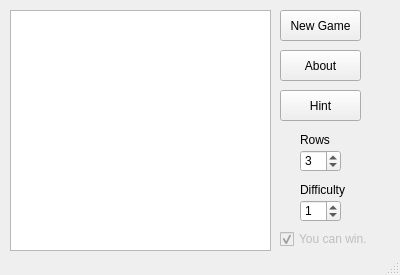
Before: the Qt Designer form src/mainwindow.ui in neduard/nimgame-atestat, drawn with Qt 5.
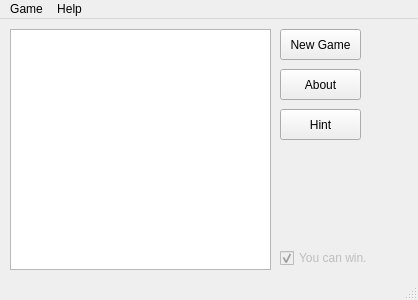
After: the same form once the commit is applied.

Commit message: Fixed winning bug, couple of fixes on the new game dialog

```diff
--- a/src/mainwindow.ui
+++ b/src/mainwindow.ui
@@ -6,28 +6,10 @@
    <rect>
     <x>0</x>
     <y>0</y>
-    <width>400</width>
-    <height>275</height>
+    <width>418</width>
+    <height>300</height>
    </rect>
   </property>
-  <property name="sizePolicy">
-   <sizepolicy hsizetype="Preferred" vsizetype="Preferred">
-    <horstretch>0</horstretch>
-    <verstretch>0</verstretch>
-   </sizepolicy>
-  </property>
-  <property name="minimumSize">
-   <size>
-    <width>400</width>
-    <height>275</height>
-   </size>
-  </property>
-  <property name="maximumSize">
-   <size>
-    <width>400</width>
-    <height>275</height>
-   </size>
-  </property>
   <property name="windowTitle">
    <string>MainWindow</string>
   </property>
@@ -116,25 +98,6 @@
      <bool>true</bool>
     </property>
    </widget>
-   <widget class="QSpinBox" name="rowsSpnBx">
-    <property name="geometry">
-     <rect>
-      <x>300</x>
-      <y>150</y>
-      <width>41</width>
-      <height>22</height>
-     </rect>
-    </property>
-    <property name="minimum">
-     <number>2</number>
-    </property>
-    <property name="maximum">
-     <number>8</number>
-    </property>
-    <property name="value">
-     <number>3</number>
-    </property>
-   </widget>
    <widget class="QPushButton" name="aboutBtn">
     <property name="geometry">
      <rect>
@@ -148,53 +111,48 @@
      <string>About</string>
     </property>
    </widget>
-   <widget class="QSpinBox" name="diffSpnBx">
-    <property name="geometry">
-     <rect>
-      <x>300</x>
-      <y>200</y>
-      <width>41</width>
-      <height>22</height>
-     </rect>
-    </property>
-    <property name="minimum">
-     <number>0</number>
-    </property>
-    <property name="maximum">
-     <number>5</number>
-    </property>
-    <property name="value">
-     <number>1</number>
-    </property>
-   </widget>
-   <widget class="QLabel" name="label">
-    <property name="geometry">
-     <rect>
-      <x>300</x>
-      <y>130</y>
-      <width>31</width>
-      <height>20</height>
-     </rect>
-    </property>
-    <property name="text">
-     <string>Rows</string>
-    </property>
-   </widget>
-   <widget class="QLabel" name="label_2">
-    <property name="geometry">
-     <rect>
-      <x>300</x>
-      <y>180</y>
-      <width>52</width>
-      <height>20</height>
-     </rect>
-    </property>
-    <property name="text">
-     <string>Difficulty</string>
-    </property>
-   </widget>
   </widget>
   <widget class="QStatusBar" name="statusbar"/>
+  <widget class="QMenuBar" name="menuBar">
+   <property name="geometry">
+    <rect>
+     <x>0</x>
+     <y>0</y>
+     <width>418</width>
+     <height>23</height>
+    </rect>
+   </property>
+   <widget class="QMenu" name="menuGame">
+    <property name="title">
+     <string>Game</string>
+    </property>
+    <addaction name="actionNew"/>
+   </widget>
+   <widget class="QMenu" name="menuHelp">
+    <property name="title">
+     <string>Help</string>
+    </property>
+    <addaction name="actionHint"/>
+    <addaction name="actionAbout"/>
+   </widget>
+   <addaction name="menuGame"/>
+   <addaction name="menuHelp"/>
+  </widget>
+  <action name="actionNew">
+   <property name="text">
+    <string>New</string>
+   </property>
+  </action>
+  <action name="actionHint">
+   <property name="text">
+    <string>Hint</string>
+   </property>
+  </action>
+  <action name="actionAbout">
+   <property name="text">
+    <string>About</string>
+   </property>
+  </action>
  </widget>
  <resources/>
  <connections/>
```
The commit also changes 5 other files.
